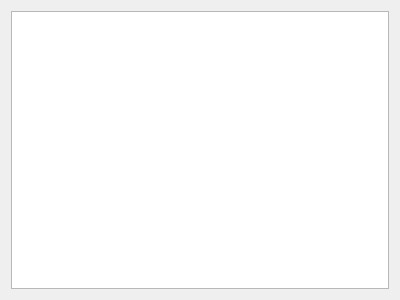
Above: glxraysim/graphicsdialog.ui from ulikoehler/xraysim before the change. Below: the same form after it.
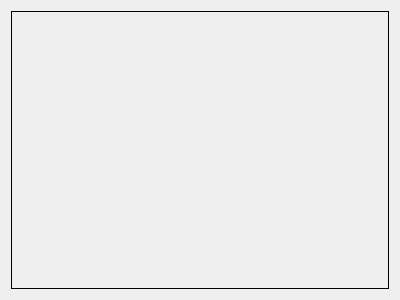
That is the form after the change.

Commit message: Simple sum-up works now but wrong background

The edit to the form file:
```diff
--- a/glxraysim/graphicsdialog.ui
+++ b/glxraysim/graphicsdialog.ui
@@ -13,9 +13,22 @@
   <property name="windowTitle">
    <string>Dialog</string>
   </property>
+  <property name="autoFillBackground">
+   <bool>false</bool>
+  </property>
   <layout class="QHBoxLayout" name="horizontalLayout">
    <item>
-    <widget class="QGraphicsView" name="graphicsView"/>
+    <widget class="QLabel" name="imageLabel">
+     <property name="frameShape">
+      <enum>QFrame::Box</enum>
+     </property>
+     <property name="textFormat">
+      <enum>Qt::PlainText</enum>
+     </property>
+     <property name="scaledContents">
+      <bool>true</bool>
+     </property>
+    </widget>
    </item>
   </layout>
  </widget>
```
The commit also changes 3 other files.
